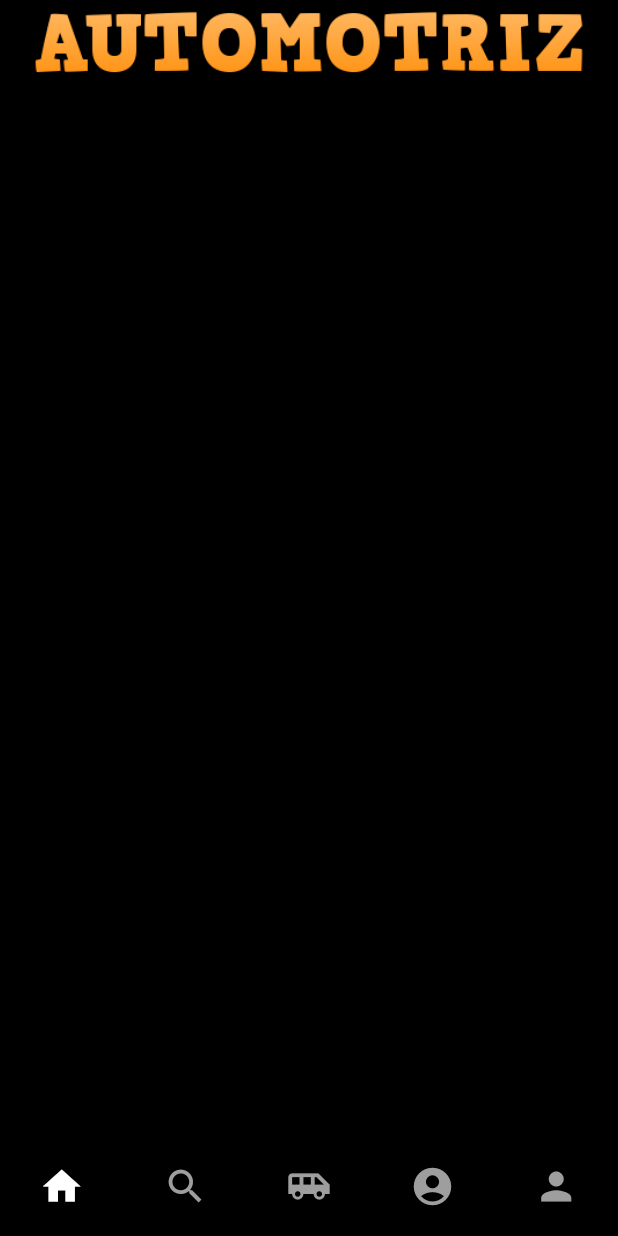
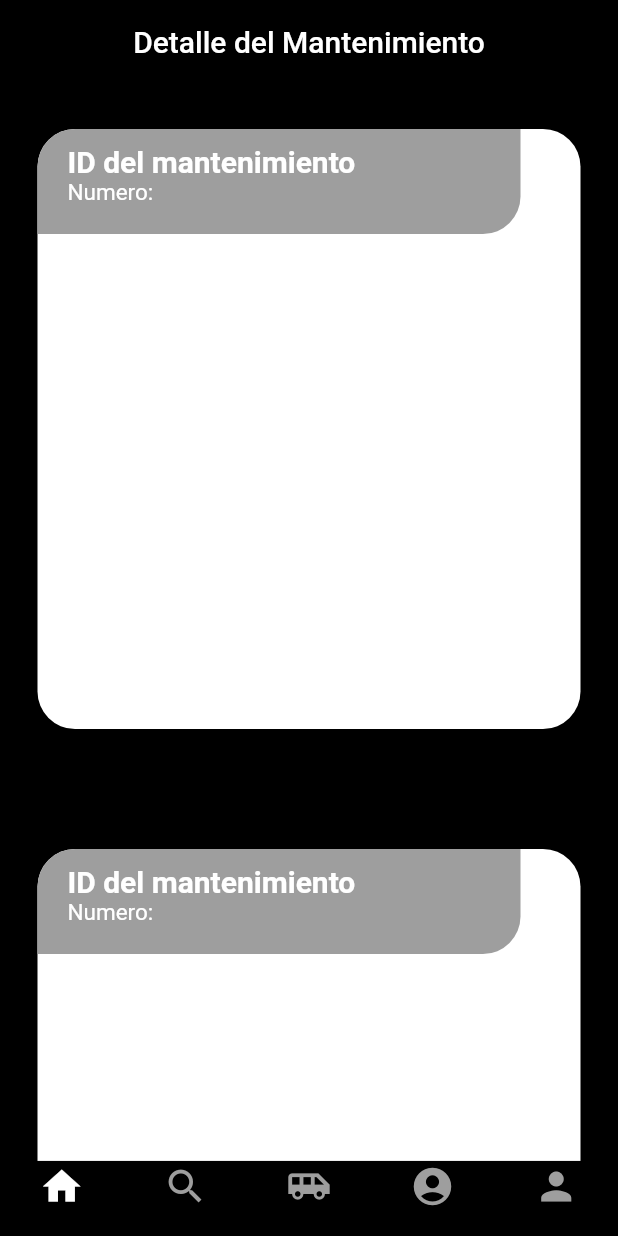
Before and after one commit to osder89/swServicio, a Flutter app: the screen it shows once a user with an empty profile is signed in, on a phone screen of 412 x 824 dp. Run offline on Flutter 3.47's test engine with Material 2 defaults, Android fonts, the light colour scheme and no system bars; our stand-ins replace cloud_firestore, dio, firebase_auth, firebase_core, firebase_messaging, firebase_storage and 2 more; missing offline and left inert: flutter_paypal, screen_protector; accounts and stored records are empty; network calls fail.

Commit message:
detalle de mantenimiento

```diff
--- a/lib/main.dart
+++ b/lib/main.dart
@@ -10,6 +10,7 @@ import 'package:swdeservicio/responsive/mobile_screen_layout.dart';
 import 'package:swdeservicio/responsive/responsive_layout_screen.dart';
 import 'package:swdeservicio/responsive/web_screen_layout.dart';
 import 'package:swdeservicio/screens/login_screen.dart';
+import 'package:swdeservicio/screens/signup_screen.dart';
 import 'package:swdeservicio/utils/colors.dart';
 
 void main() async {
@@ -75,8 +76,7 @@ class MyApp extends StatelessWidget {
                   ),
                 );
               }
-
-              return const LoginScreen();
+              return const SignupScreen();
             }),
       ),
     );
--- a/lib/resources/storage_methods.dart
+++ b/lib/resources/storage_methods.dart
@@ -1,4 +1,4 @@
-import 'dart:io';
+//import 'dart:io';
 import 'dart:typed_data';
 import 'package:cloud_firestore/cloud_firestore.dart';
 import 'package:firebase_auth/firebase_auth.dart';
--- a/lib/screens/add_car.dart
+++ b/lib/screens/add_car.dart
@@ -125,7 +125,7 @@ class _AddCarState extends State<AddCar> {
               height: 64,
             ),
             TextFieldInput(
-              hindText: 'Enter the plate  ',
+              hindText: 'Introduzca numero de placa',
               textInputType: TextInputType.text,
               textEditingController: _placaController,
             ),
@@ -133,7 +133,7 @@ class _AddCarState extends State<AddCar> {
               height: 24,
             ),
             TextFieldInput(
-              hindText: 'Enter a model',
+              hindText: 'Introduzca modelo',
               textInputType: TextInputType.text,
               textEditingController: _modeloController,
             ),
@@ -141,7 +141,7 @@ class _AddCarState extends State<AddCar> {
               height: 24,
             ),
             TextFieldInput(
-              hindText: 'Enter a year',
+              hindText: 'Introduzca año',
               textInputType: TextInputType.text,
               textEditingController: _yearController,
             ),
--- a/lib/screens/car_screen.dart
+++ b/lib/screens/car_screen.dart
@@ -42,7 +42,7 @@ class _CarScreenState extends State<CarScreen> {
           child: TextFormField(
             controller: _placaControler,
             decoration:
-                const InputDecoration(labelText: 'Search for a vehicle...'),
+                const InputDecoration(labelText: 'Buscar un vehículo....'),
             onFieldSubmitted: (String _) {
               setState(() {
                 isShowUsers = true;
--- a/lib/screens/cardData_screen.dart
+++ b/lib/screens/cardData_screen.dart
@@ -1,4 +1,4 @@
-import 'dart:io';
+//import 'dart:io';
 import 'dart:typed_data';
 import 'package:dio/dio.dart';
 import 'package:firebase_storage/firebase_storage.dart';
@@ -6,7 +6,7 @@ import 'package:flutter/cupertino.dart';
 import 'package:flutter/material.dart';
 import 'package:flutter_paypal/flutter_paypal.dart';
 import 'package:flutter_svg/svg.dart';
-import 'package:gallery_saver/gallery_saver.dart';
+//import 'package:gallery_saver/gallery_saver.dart';
 import 'package:intl/intl.dart';
 import 'package:path_provider/path_provider.dart';
 
@@ -69,7 +69,7 @@ class _CardaDataScreenState extends State<CardaDataScreen> {
     final path = '${tempDir.path}/${ref.name}';
     await Dio().download(url, path);
 
-    await GallerySaver.saveImage(path, toDcim: true);
+   // await GallerySaver.saveImage(path, toDcim: true);
 
     ScaffoldMessenger.of(context)
         .showSnackBar(SnackBar(content: Text('Download ${ref.name}')));
--- a/lib/screens/feed_screen.dart
+++ b/lib/screens/feed_screen.dart
@@ -3,6 +3,7 @@ import 'package:flutter/cupertino.dart';
 import 'package:flutter/material.dart';
 import 'package:flutter_svg/flutter_svg.dart';
 import 'package:screen_protector/screen_protector.dart';
+import 'package:swdeservicio/widgets/detalle_card.dart';
 
 import '../utils/colors.dart';
 import '../widgets/post_card.dart';
@@ -14,27 +15,19 @@ class FeedScreen extends StatelessWidget {
     return Scaffold(
       appBar: AppBar(
         backgroundColor: mobileBackgroundColor,
-        centerTitle: false,
-        title: Image.asset('assets/imagen.png'),
+        centerTitle: true,
+        title:Text('Detalle del Mantenimiento')//('Datalle del mantenimiento')
+       //Image.asset('assets/imagen.png'),
         /*actions: [
           IconButton(onPressed: () {}, icon: Icon(Icons.messenger_outline))
         ],*/
       ),
-      body: StreamBuilder(
-        stream: FirebaseFirestore.instance.collection('posts').snapshots(),
-        builder: (context,
-            AsyncSnapshot<QuerySnapshot<Map<String, dynamic>>> snapshot) {
-          if (snapshot.connectionState == ConnectionState.waiting) {
-            return const Center(
-              child: CircularProgressIndicator(),
-            );
-          }
-          return ListView.builder(
-              itemCount: snapshot.data!.docs.length,
-              itemBuilder: (context, index) =>
-                  PostCard(snap: snapshot.data!.docs[index].data()));
-        },
+      body: ListView.builder(
+        itemBuilder: (BuildContext context, int index)=>Detallecard()
+
       ),
+
     );
+
   }
 }
--- /dev/null
+++ b/lib/widgets/detalle_card.dart
@@ -0,0 +1,87 @@
+import 'package:flutter/material.dart';
+
+class Detallecard extends StatelessWidget {
+  @override
+  Widget build(BuildContext context) {
+    return Padding(
+      padding: const EdgeInsets.symmetric(horizontal: 25),
+      child: Container(
+        margin: EdgeInsets.only(top: 30, bottom: 50),
+        width: double.infinity,
+        height: 400,
+        decoration: _cardBorders(),
+        child: Stack(
+          children: [
+         //   _Backimagen()
+         _idDetalle(),
+         _totalDetalle()
+          ],
+        ),
+        //color: Colors.red,
+      ),
+    );
+  }
+
+  BoxDecoration _cardBorders() => BoxDecoration(
+        color: Colors.white,
+        borderRadius: BorderRadius.circular(25),
+        boxShadow:[
+          BoxShadow(
+            color: Colors.black12,
+            offset: Offset(0, 5),
+            blurRadius: 10
+          )
+        ]
+      );
+}
+
+class _totalDetalle extends StatelessWidget {
+  @override
+  Widget build(BuildContext context) {
+    return Container();
+  }
+}
+
+class _idDetalle extends StatelessWidget {
+  @override
+  Widget build(BuildContext context) {
+    return Padding(
+      padding: EdgeInsets.only(right: 40),
+      child: Container(
+        padding: EdgeInsets.symmetric(horizontal: 20,vertical: 10),
+        width: double.infinity,
+        height: 70,
+        decoration: _buildDecoration(),
+        child: Column(
+          crossAxisAlignment: CrossAxisAlignment.start,
+          children: [
+          Text('ID del mantenimiento',style: TextStyle(fontSize: 20,color: Colors.white,fontWeight: FontWeight.bold),
+          maxLines: 1,),
+          Text('Numero:',style: TextStyle(fontSize: 15,color: Colors.white),
+          )
+        ]),
+      ),
+    );
+  }
+
+  BoxDecoration _buildDecoration() => BoxDecoration(
+    color: Colors.grey[500],
+    borderRadius: BorderRadius.only(bottomRight: Radius.circular(25),topLeft: Radius.circular(25))
+  );
+}
+
+// este de aqui es para poner una imagen de fondo con un gif mas de carga
+// no solo implemente para ver que tal quedaba nomas
+class _Backimagen extends StatelessWidget {
+  @override
+  Widget build(BuildContext context) {
+    return Container(
+      width: double.infinity,
+      height: 400,
+      child: FadeInImage(
+        placeholder: AssetImage('??'),
+        image:NetworkImage ('https://via.placeholder.com/400x300/f6f6f6'),
+      ),
+    );
+  }
+}
--- a/pubspec.yaml
+++ b/pubspec.yaml
@@ -51,7 +51,7 @@ dependencies:
   http: ^0.13.6
   path_provider: ^2.0.15
   dio: ^5.1.2
-  gallery_saver: ^2.3.2
+
 
 dev_dependencies:
   flutter_test:
```
Also changed, not shown: lib/screens/diagnosis_screen.dart (+5 -5 lines), lib/screens/signup_screen.dart (+8 -7 lines), pubspec.lock.
